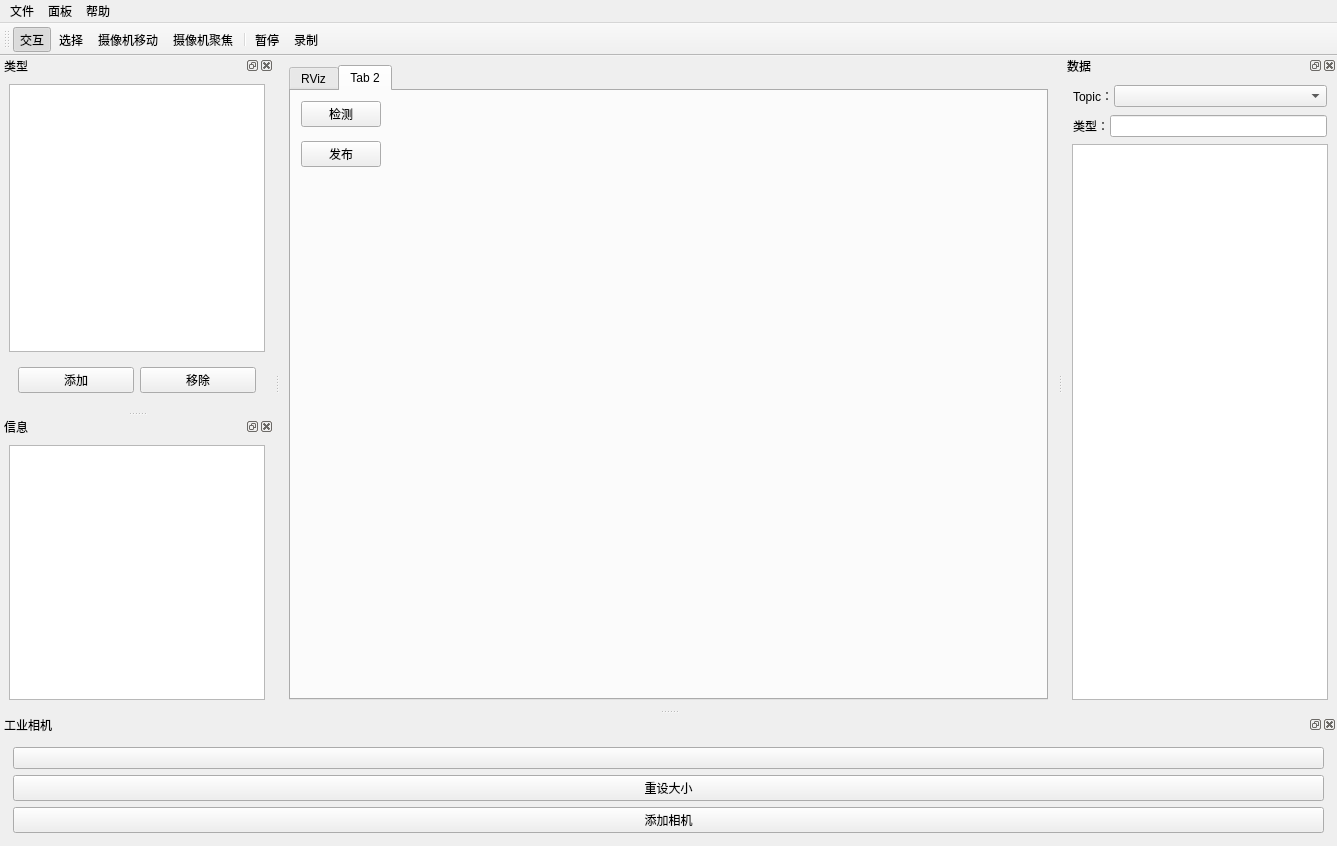
First picture: the form in qt_rviz_demo/ui/main_window.ui, repository Mith-z/ROS_Qt_RViz, before the edit.
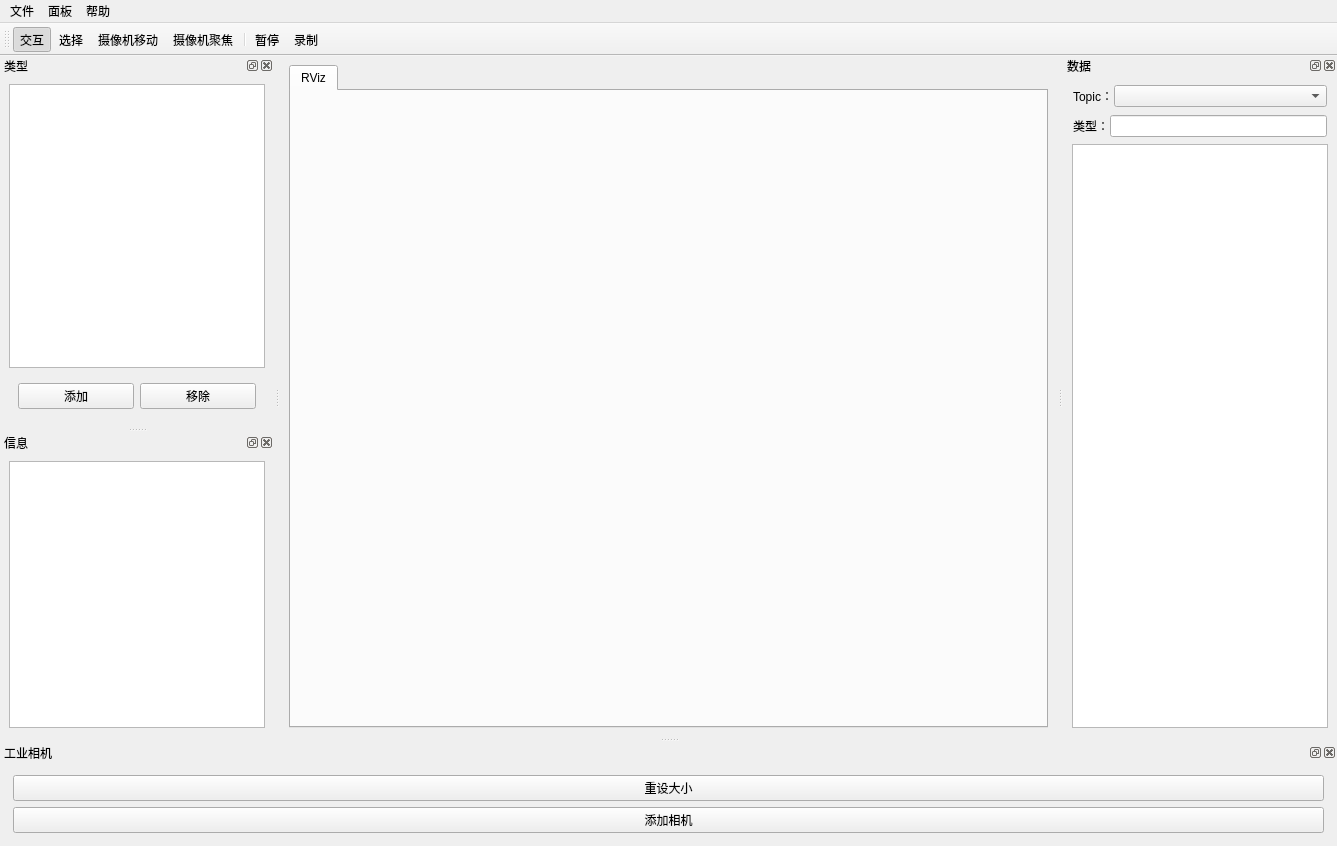
Second picture: the form after the edit. The open tabs and pages were chosen to show the change.

What changed in the file:
```diff
--- a/qt_rviz_demo/ui/main_window.ui
+++ b/qt_rviz_demo/ui/main_window.ui
@@ -51,37 +51,6 @@
         </item>
        </layout>
       </widget>
-      <widget class="QWidget" name="tab_2">
-       <attribute name="title">
-        <string>Tab 2</string>
-       </attribute>
-       <widget class="QPushButton" name="detect_Btn">
-        <property name="geometry">
-         <rect>
-          <x>10</x>
-          <y>10</y>
-          <width>80</width>
-          <height>26</height>
-         </rect>
-        </property>
-        <property name="text">
-         <string>检测</string>
-        </property>
-       </widget>
-       <widget class="QPushButton" name="publish_Btn">
-        <property name="geometry">
-         <rect>
-          <x>10</x>
-          <y>50</y>
-          <width>80</width>
-          <height>26</height>
-         </rect>
-        </property>
-        <property name="text">
-         <string>发布</string>
-        </property>
-       </widget>
-      </widget>
      </widget>
     </item>
    </layout>
@@ -284,13 +253,6 @@
            <enum>Qt::LeftToRight</enum>
           </property>
           <layout class="QVBoxLayout" name="verticalLayout_2">
-           <item>
-            <widget class="QPushButton" name="cam_update_Btn">
-             <property name="text">
-              <string/>
-             </property>
-            </widget>
-           </item>
            <item>
             <widget class="QPushButton" name="cam_resize_Btn">
              <property name="text">
```
Left out of the diff: 7 changed lines with no effect on the pictures.
